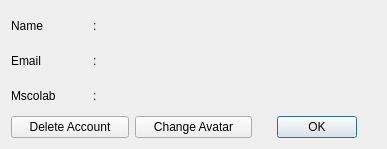
This is mslib/msui/ui/ui_mscolab_profile_dialog.ui in Open-MSS/MSS as Qt 5 draws it before an edit. The edited form follows.
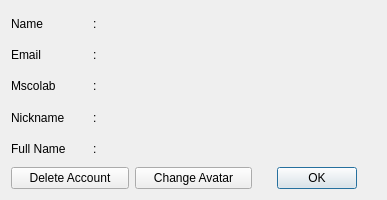
This is the edited form. Icons and pictures are not drawn.

Commit message: Add immutable fullname and nickname fields to user profiles

The edit to the form file:
```diff
--- a/mslib/msui/ui/ui_mscolab_profile_dialog.ui
+++ b/mslib/msui/ui/ui_mscolab_profile_dialog.ui
@@ -7,7 +7,7 @@
     <x>0</x>
     <y>0</y>
     <width>387</width>
-    <height>149</height>
+    <height>200</height>
    </rect>
   </property>
   <property name="windowTitle">
@@ -16,27 +16,6 @@
   <layout class="QGridLayout" name="gridLayout">
    <item row="0" column="0" colspan="2">
     <layout class="QGridLayout" name="infoGl">
-     <item row="1" column="2">
-      <widget class="QLabel" name="emailLabel_2">
-       <property name="text">
-        <string/>
-       </property>
-      </widget>
-     </item>
-     <item row="0" column="1" alignment="Qt::AlignLeft">
-      <widget class="QLabel" name="label">
-       <property name="text">
-        <string>:</string>
-       </property>
-      </widget>
-     </item>
-     <item row="1" column="0">
-      <widget class="QLabel" name="emailLabel">
-       <property name="text">
-        <string>Email</string>
-       </property>
-      </widget>
-     </item>
      <item row="0" column="0">
       <widget class="QLabel" name="usernameLabel">
        <property name="text">
@@ -44,6 +23,13 @@
        </property>
       </widget>
      </item>
+     <item row="0" column="1" alignment="Qt::AlignLeft">
+      <widget class="QLabel" name="label">
+       <property name="text">
+        <string>:</string>
+       </property>
+      </widget>
+     </item>
      <item row="0" column="2">
       <widget class="QLabel" name="usernameLabel_2">
        <property name="text">
@@ -51,17 +37,10 @@
        </property>
       </widget>
      </item>
-     <item row="2" column="1">
-      <widget class="QLabel" name="label_3">
+     <item row="1" column="0">
+      <widget class="QLabel" name="emailLabel">
        <property name="text">
-        <string>:</string>
-       </property>
-      </widget>
-     </item>
-     <item row="2" column="2">
-      <widget class="QLabel" name="mscolabURLLabel_2">
-       <property name="text">
-        <string/>
+        <string>Email</string>
        </property>
       </widget>
      </item>
@@ -72,6 +51,13 @@
        </property>
       </widget>
      </item>
+     <item row="1" column="2">
+      <widget class="QLabel" name="emailLabel_2">
+       <property name="text">
+        <string/>
+       </property>
+      </widget>
+     </item>
      <item row="2" column="0">
       <widget class="QLabel" name="mscolabURLLabel">
        <property name="text">
@@ -79,15 +65,68 @@
        </property>
       </widget>
      </item>
+     <item row="2" column="1" alignment="Qt::AlignLeft">
+      <widget class="QLabel" name="label_3">
+       <property name="text">
+        <string>:</string>
+       </property>
+      </widget>
+     </item>
+     <item row="2" column="2">
+      <widget class="QLabel" name="mscolabURLLabel_2">
+       <property name="text">
+        <string/>
+       </property>
+      </widget>
+     </item>
+     <item row="3" column="0">
+      <widget class="QLabel" name="nicknameLabel">
+       <property name="text">
+        <string>Nickname</string>
+       </property>
+      </widget>
+     </item>
+     <item row="3" column="1" alignment="Qt::AlignLeft">
+      <widget class="QLabel" name="label_4">
+       <property name="text">
+        <string>:</string>
+       </property>
+      </widget>
+     </item>
+     <item row="3" column="2">
+      <widget class="QLabel" name="nicknameValue">
+       <property name="text">
+        <string/>
+       </property>
+      </widget>
+     </item>
+     <item row="4" column="0">
+      <widget class="QLabel" name="fullNameLabel">
+       <property name="text">
+        <string>Full Name</string>
+       </property>
+      </widget>
+     </item>
+     <item row="4" column="1" alignment="Qt::AlignLeft">
+      <widget class="QLabel" name="label_5">
+       <property name="text">
+        <string>:</string>
+       </property>
+      </widget>
+     </item>
+     <item row="4" column="2">
+      <widget class="QLabel" name="fullNameValue">
+       <property name="text">
+        <string/>
+       </property>
+      </widget>
+     </item>
     </layout>
    </item>
    <item row="0" column="2">
     <layout class="QVBoxLayout" name="gravatarVl">
      <item alignment="Qt::AlignHCenter|Qt::AlignVCenter">
       <widget class="QLabel" name="gravatarLabel">
-       <property name="text">
-        <string/>
-       </property>
        <property name="pixmap">
         <pixmap resource="../resources/resources.qrc">:/gravatars/default-gravatars/default.png</pixmap>
        </property>
@@ -125,21 +164,9 @@
      </item>
      <item alignment="Qt::AlignHCenter">
       <widget class="QDialogButtonBox" name="buttonBox">
-       <property name="sizePolicy">
-        <sizepolicy hsizetype="Minimum" vsizetype="Fixed">
-         <horstretch>0</horstretch>
-         <verstretch>0</verstretch>
-        </sizepolicy>
-       </property>
-       <property name="mouseTracking">
-        <bool>false</bool>
-       </property>
        <property name="standardButtons">
         <set>QDialogButtonBox::Ok</set>
        </property>
-       <property name="centerButtons">
-        <bool>false</bool>
-       </property>
       </widget>
      </item>
     </layout>
```
The commit also changes 18 other files.
